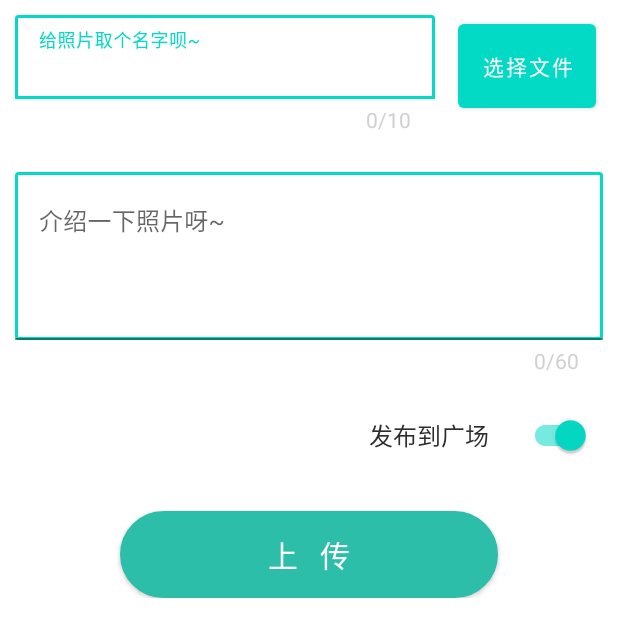
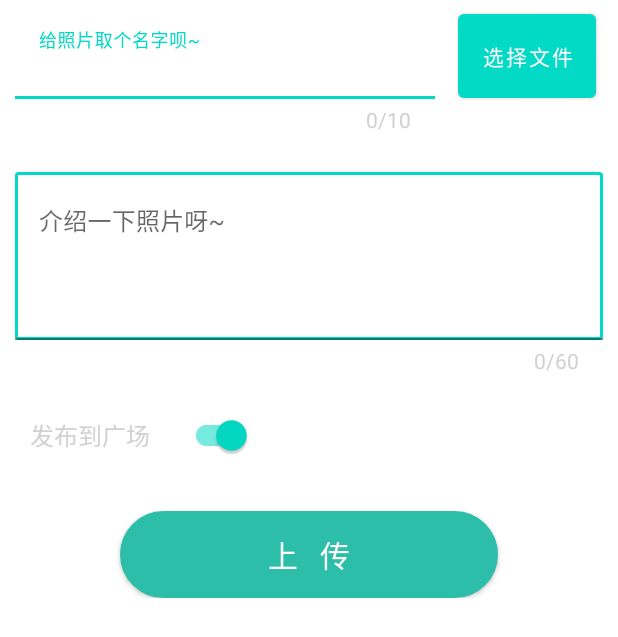
Before and after one commit to 1291945816/yxy-Android, an Android app: the PublishPictureActivity screen opened directly, with no data from a screen before it, on a phone screen of 412 x 824 dp. Shown: the top 637 px of the screen. Run offline under Robolectric (Android 15) with nearby library versions, the phone set to English and light mode, and no system bars; libraries missing offline, so code that uses them is left out: com.luck.picture, com.roger.catloadinglibrary, com.shashank.sony; 1 statement that could not run was skipped.

Commit message:
修改上传照片的界面小缺陷

```diff
--- a/app/src/main/res/layout/publish_picture.xml
+++ b/app/src/main/res/layout/publish_picture.xml
@@ -32,7 +32,7 @@
                 android:id="@+id/picture_name"
                 android:layout_width="match_parent"
                 android:layout_height="match_parent"
-                android:background="@drawable/shape_edittext_publish_picture"
+                android:backgroundTint="#FFFFFF"
                 android:singleLine="true"
                 android:maxLength="10" />
         </com.google.android.material.textfield.TextInputLayout>
@@ -41,7 +41,7 @@
             android:id="@+id/selectFile"
             android:layout_width="wrap_content"
             android:layout_height="68dp"
-            android:layout_marginTop="10dp"
+            android:layout_marginTop="3dp"
 
             android:text="选择文件"
             app:layout_constraintLeft_toRightOf="@id/pictureName"
@@ -80,11 +80,11 @@
             android:id="@+id/text"
             android:layout_width="100dp"
             android:layout_height="30dp"
-            android:layout_marginLeft="236dp"
+            android:layout_marginLeft="10dp"
             android:layout_marginTop="25dp"
             android:text="发布到广场"
             android:gravity="center"
-            android:textColor="@color/black"
+            android:textColor="@color/gray"
             android:textSize="16sp"
             app:layout_constraintLeft_toLeftOf="parent"
             app:layout_constraintTop_toBottomOf="@id/pictureIntro" />
```
